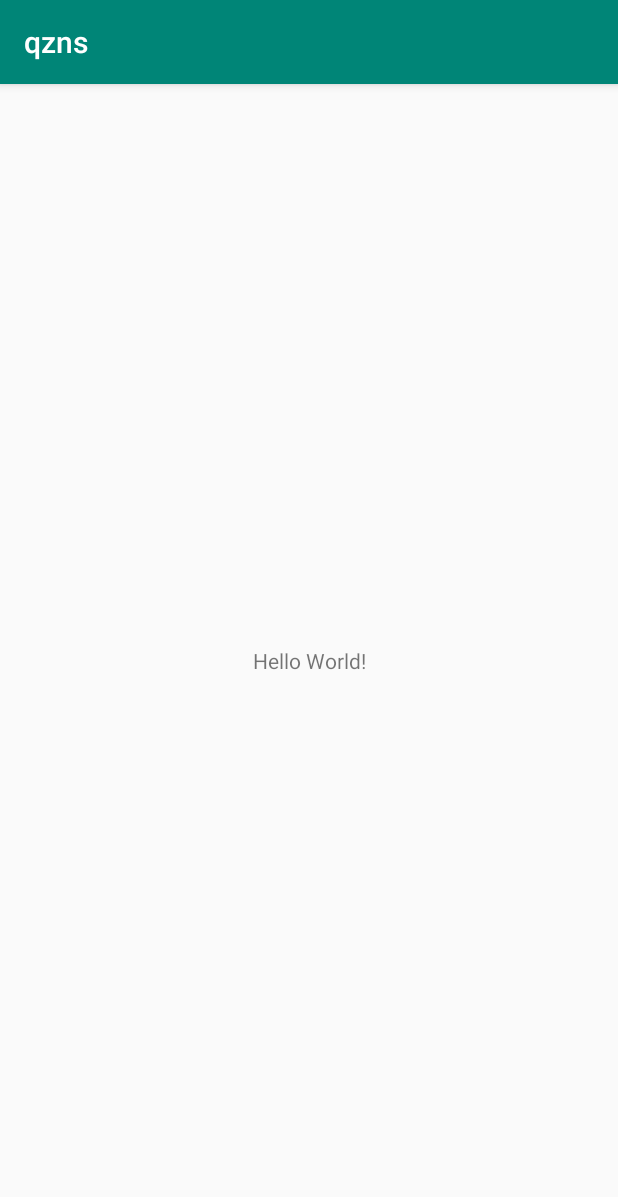
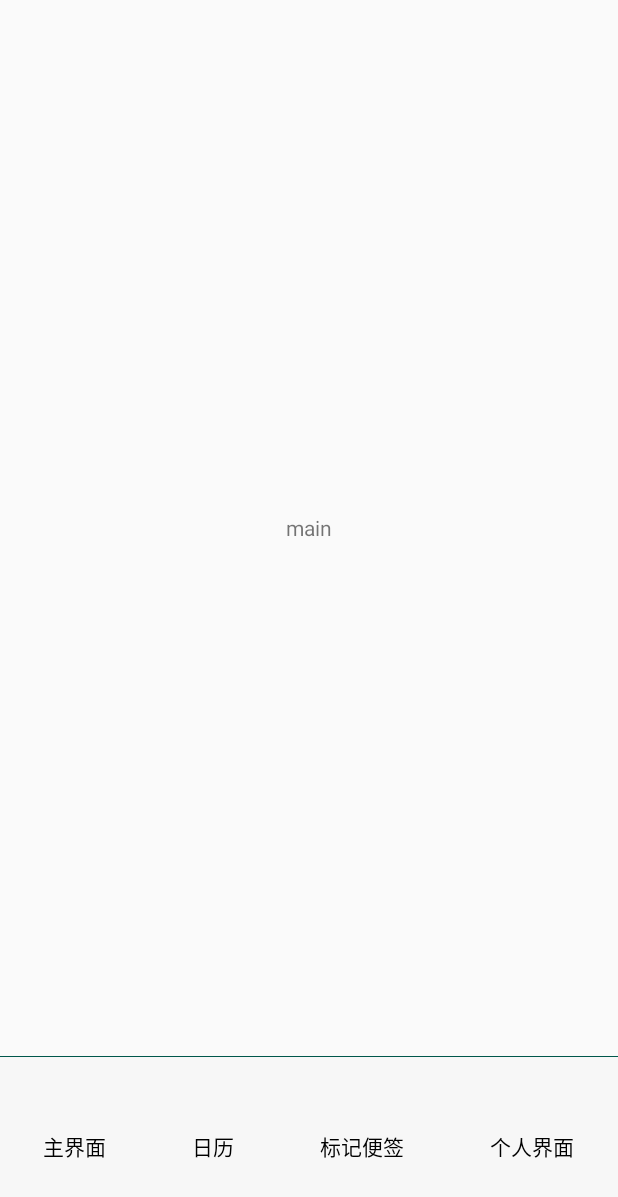
Before and after one commit to skylerpfli/person_qs, an Android app: the screen it shows after launch (MainActivity), on a phone screen of 412 x 824 dp. Shown: the top 1197 px of the screen. Run offline under Robolectric (Android 15) with nearby library versions, the phone set to English and light mode, and no system bars.

Commit message:
初步搭建界面框架

```diff
--- a/app/build.gradle
+++ b/app/build.gradle
@@ -22,6 +22,7 @@ dependencies {
     implementation fileTree(dir: 'libs', include: ['*.jar'])
     implementation 'com.android.support:appcompat-v7:28.0.0'
     implementation 'com.android.support.constraint:constraint-layout:1.1.3'
+    implementation 'com.android.support:support-v4:28.0.0'
     testImplementation 'junit:junit:4.12'
     androidTestImplementation 'com.android.support.test:runner:1.0.2'
     androidTestImplementation 'com.android.support.test.espresso:espresso-core:3.0.2'
--- a/app/src/main/AndroidManifest.xml
+++ b/app/src/main/AndroidManifest.xml
@@ -9,7 +9,7 @@
         android:roundIcon="@mipmap/ic_launcher_round"
         android:supportsRtl="true"
         android:theme="@style/AppTheme">
-        <activity android:name=".MainActivity">
+        <activity android:name=".Ui.Activity.MainActivity">
             <intent-filter>
                 <action android:name="android.intent.action.MAIN" />
 
--- a/app/src/main/java/os/szlanyou/com/qzns/MainActivity.java
+++ /dev/null
@@ -1,13 +0,0 @@
-package os.szlanyou.com.qzns;
-
-import android.support.v7.app.AppCompatActivity;
-import android.os.Bundle;
-
-public class MainActivity extends AppCompatActivity {
-
-    @Override
-    protected void onCreate(Bundle savedInstanceState) {
-        super.onCreate(savedInstanceState);
-        setContentView(R.layout.activity_main);
-    }
-}
--- /dev/null
+++ b/app/src/main/java/os/szlanyou/com/qzns/Ui/Activity/MainActivity.java
@@ -0,0 +1,195 @@
+package os.szlanyou.com.qzns.Ui.Activity;
+
+import android.app.Activity;
+import android.os.Build;
+import android.support.v4.app.Fragment;
+import android.support.v4.app.FragmentManager;
+import android.support.v4.app.FragmentTransaction;
+import android.support.v7.app.AppCompatActivity;
+import android.os.Bundle;
+import android.util.Log;
+import android.view.View;
+import android.view.Window;
+import android.widget.RadioButton;
+
+import java.lang.reflect.Field;
+import java.lang.reflect.Method;
+
+import os.szlanyou.com.qzns.R;
+import os.szlanyou.com.qzns.Ui.Fragment.CalendarFragment;
+import os.szlanyou.com.qzns.Ui.Fragment.MainFragment;
+import os.szlanyou.com.qzns.Ui.Fragment.PersonFragment;
+import os.szlanyou.com.qzns.Ui.Fragment.TagFragment;
+
+
+/**
+ * Author: qzns木雨
+ * Date:2018/12/3
+ * Description: 启动界面，navigationBar通过fragment进行界面切换
+ */
+public class MainActivity extends AppCompatActivity implements View.OnClickListener {
+
+    //四个界面
+    Fragment mainFragment;
+    Fragment calendarFragment;
+    Fragment tagFragment;
+    Fragment personFragment;
+    FragmentManager mFragmentManager;
+
+    private final int NUM_MAIN_FRAGMENT = 0;
+    private final int NUM_CALENDAR_FRAGMENT = 1;
+    private final int NUM_TAG_FRAGEMENT = 2;
+    private final int NUM_PERSON_FRAGMENT = 3;
+
+    //导航栏navigationBar的按钮
+    RadioButton mainRB;
+    RadioButton calendarRB;
+    RadioButton tagRB;
+    RadioButton personRB;
+
+    private final static String TAG = "MainActivity";
+
+    @Override
+    protected void onCreate(Bundle savedInstanceState) {
+        super.onCreate(savedInstanceState);
+        setContentView(R.layout.activity_main);
+        MIUISetStatusBarLightMode(this, true);
+
+        initWidget();
+    }
+
+    //初始化控件
+    private void initWidget() {
+        mFragmentManager = getSupportFragmentManager();
+
+        mainRB = (RadioButton) findViewById(R.id.table_main);
+        calendarRB = (RadioButton) findViewById(R.id.table_calendar);
+        tagRB = (RadioButton) findViewById(R.id.table_tag);
+        personRB = (RadioButton) findViewById(R.id.table_person);
+
+        mainRB.setOnClickListener(this);
+        calendarRB.setOnClickListener(this);
+        tagRB.setOnClickListener(this);
+        personRB.setOnClickListener(this);
+
+        showFragment(NUM_MAIN_FRAGMENT);
+    }
+
+
+    /**
+     * @param fragmentNum fragment对应的标志数值；
+     * @description 切换界面
+     */
+    private void showFragment(int fragmentNum) {
+
+        FragmentTransaction transaction = mFragmentManager.beginTransaction();
+
+        //进行其余界面的隐藏
+        if (null != mainFragment && !mainFragment.isHidden() && fragmentNum != NUM_MAIN_FRAGMENT) {
+            transaction.hide(mainFragment);
+        }
+        if (null != calendarFragment && !calendarFragment.isHidden() && fragmentNum != NUM_CALENDAR_FRAGMENT) {
+            transaction.hide(calendarFragment);
+        }
+        if (null != tagFragment && !tagFragment.isHidden() && fragmentNum != NUM_TAG_FRAGEMENT) {
+            transaction.hide(tagFragment);
+        }
+        if (null != personFragment && !personFragment.isHidden() && fragmentNum != NUM_PERSON_FRAGMENT) {
+            transaction.hide(personFragment);
+        }
+
+        //如果为空就new,只添加一次，下次使用采用show和hide的方法，节省资源
+        switch (fragmentNum) {
+            case NUM_MAIN_FRAGMENT:
+                if (null == mainFragment) {
+                    mainFragment = new MainFragment();
+                    transaction.add(R.id.FrameLayout, mainFragment);
+                } else {
+                    transaction.show(mainFragment);
+                }
+                break;
+            case NUM_CALENDAR_FRAGMENT:
+                if (null == calendarFragment) {
+                    calendarFragment = new CalendarFragment();
+                    transaction.add(R.id.FrameLayout, calendarFragment);
+                } else {
+                    transaction.show(calendarFragment);
+                }
+                break;
+            case NUM_TAG_FRAGEMENT:
+                if (null == tagFragment) {
+                    tagFragment = new TagFragment();
+                    transaction.add(R.id.FrameLayout, tagFragment);
+                } else {
+                    transaction.show(tagFragment);
+                }
+                break;
+            case NUM_PERSON_FRAGMENT:
+                if (null == personFragment) {
+                    personFragment = new PersonFragment();
+                    transaction.add(R.id.FrameLayout, personFragment);
+                } else {
+                    transaction.show(personFragment);
+                }
+                break;
+            default:
+                Log.d(TAG, "showFragment ERRO!: ");
+                break;
+        }
+
+        transaction.commit();
+    }
+
+
+    //设置状态栏为白底黑字
+    public boolean MIUISetStatusBarLightMode(Activity activity, boolean dark) {
+        boolean result = false;
+        Window window = activity.getWindow();
+        if (window != null) {
+            Class clazz = window.getClass();
+            try {
+                int darkModeFlag = 0;
+                Class layoutParams = Class.forName("android.view.MiuiWindowManager$LayoutParams");
+                Field field = layoutParams.getField("EXTRA_FLAG_STATUS_BAR_DARK_MODE");
+                darkModeFlag = field.getInt(layoutParams);
+                Method extraFlagField = clazz.getMethod("setExtraFlags", int.class, int.class);
+                if (dark) {
+                    extraFlagField.invoke(window, darkModeFlag, darkModeFlag);//状态栏透明且黑色字体
+                } else {
+                    extraFlagField.invoke(window, 0, darkModeFlag);//清除黑色字体
+                }
+                result = true;
+
+                if (Build.VERSION.SDK_INT >= Build.VERSION_CODES.M) {
+                    //开发版 7.7.13 及以后版本采用了系统API，旧方法无效但不会报错，所以两个方式都要加上
+                    if (dark) {
+                        activity.getWindow().getDecorView().setSystemUiVisibility(View.SYSTEM_UI_FLAG_LAYOUT_FULLSCREEN | View.SYSTEM_UI_FLAG_LIGHT_STATUS_BAR);
+                    } else {
+                        activity.getWindow().getDecorView().setSystemUiVisibility(View.SYSTEM_UI_FLAG_VISIBLE);
+                    }
+                }
+            } catch (Exception e) {
+                Log.e(TAG, "MIUISetStatusBarLightMode erro: " + e.toString());
+            }
+        }
+        return result;
+    }
+
+    @Override
+    public void onClick(View v) {
+        switch (v.getId()) {
+            case R.id.table_main:
+                showFragment(NUM_MAIN_FRAGMENT);
+                break;
+            case R.id.table_calendar:
+                showFragment(NUM_CALENDAR_FRAGMENT);
+                break;
+            case R.id.table_tag:
+                showFragment(NUM_TAG_FRAGEMENT);
+                break;
+            case R.id.table_person:
+                showFragment(NUM_PERSON_FRAGMENT);
+                break;
+        }
+    }
+}
--- /dev/null
+++ b/app/src/main/java/os/szlanyou/com/qzns/Ui/Fragment/MainFragment.java
@@ -0,0 +1,31 @@
+package os.szlanyou.com.qzns.Ui.Fragment;
+
+import android.os.Bundle;
+import android.support.annotation.NonNull;
+import android.support.annotation.Nullable;
+import android.support.v4.app.Fragment;
+import android.view.LayoutInflater;
+import android.view.View;
+import android.view.ViewGroup;
+
+import os.szlanyou.com.qzns.R;
+
+public class MainFragment extends Fragment {
+
+    View mView;
+
+    @Nullable
+    @Override
+    public View onCreateView(@NonNull LayoutInflater inflater, @Nullable ViewGroup container, @Nullable Bundle savedInstanceState) {
+        mView = inflater.inflate(R.layout.fragment_main, container, false);
+        return mView;
+    }
+
+
+    @Override
+    public void onActivityCreated(@Nullable Bundle savedInstanceState) {
+        super.onActivityCreated(savedInstanceState);
+
+
+    }
+}
--- a/app/src/main/res/layout/activity_main.xml
+++ b/app/src/main/res/layout/activity_main.xml
@@ -1,18 +1,70 @@
 <?xml version="1.0" encoding="utf-8"?>
-<android.support.constraint.ConstraintLayout xmlns:android="http://schemas.android.com/apk/res/android"
-    xmlns:app="http://schemas.android.com/apk/res-auto"
+<RelativeLayout xmlns:android="http://schemas.android.com/apk/res/android"
     xmlns:tools="http://schemas.android.com/tools"
     android:layout_width="match_parent"
     android:layout_height="match_parent"
-    tools:context=".MainActivity">
+    tools:context=".Ui.Activity.MainActivity">
 
-    <TextView
-        android:layout_width="wrap_content"
+
+    <RadioGroup
+        android:id="@+id/navigationBar"
+        android:layout_width="match_parent"
         android:layout_height="wrap_content"
-        android:text="Hello World!"
-        app:layout_constraintBottom_toBottomOf="parent"
-        app:layout_constraintLeft_toLeftOf="parent"
-        app:layout_constraintRight_toRightOf="parent"
-        app:layout_constraintTop_toTopOf="parent" />
+        android:layout_alignParentBottom="true"
+        android:background="@color/colorMain"
+        android:orientation="horizontal">
 
-</android.support.constraint.ConstraintLayout>
+        <RadioButton
+            android:id="@+id/table_main"
+            android:layout_width="wrap_content"
+            android:layout_height="180px"
+            android:layout_weight="1"
+            android:button="@null"
+            android:gravity="center"
+            android:text="@string/show_main_name" />
+
+        <RadioButton
+            android:id="@+id/table_calendar"
+            android:layout_width="wrap_content"
+            android:layout_height="180px"
+            android:layout_weight="1"
+            android:button="@null"
+            android:gravity="center"
+            android:text="@string/show_calendar_name" />
+
+        <RadioButton
+            android:id="@+id/table_tag"
+            android:layout_width="wrap_content"
+            android:layout_height="180px"
+            android:layout_weight="1"
+            android:button="@null"
+            android:gravity="center"
+            android:text="@string/show_tag_name" />
+
+        <RadioButton
+            android:id="@+id/table_person"
+            android:layout_width="wrap_content"
+            android:layout_height="180px"
+            android:layout_weight="1"
+            android:button="@null"
+            android:gravity="center"
+            android:text="@string/show_person_name" />
+
+    </RadioGroup>
+
+    <ImageView
+        android:id="@+id/liner"
+        android:layout_width="match_parent"
+        android:layout_height="1px"
+        android:layout_alignTop="@+id/navigationBar"
+        android:background="@color/colorPrimaryDark" />
+
+    <FrameLayout
+        android:id="@+id/FrameLayout"
+        android:layout_width="match_parent"
+        android:layout_height="match_parent"
+        android:layout_above="@id/liner">
+
+    </FrameLayout>
+
+</RelativeLayout>
--- /dev/null
+++ b/app/src/main/res/layout/fragment_main.xml
@@ -0,0 +1,12 @@
+<?xml version="1.0" encoding="utf-8"?>
+<RelativeLayout xmlns:android="http://schemas.android.com/apk/res/android"
+    android:layout_width="match_parent"
+    android:layout_height="match_parent">
+
+    <TextView
+        android:layout_width="wrap_content"
+        android:layout_height="wrap_content"
+        android:text="main"
+        android:layout_centerInParent="true"/>
+
+</RelativeLayout>
--- a/app/src/main/res/values/colors.xml
+++ b/app/src/main/res/values/colors.xml
@@ -3,4 +3,6 @@
     <color name="colorPrimary">#008577</color>
     <color name="colorPrimaryDark">#00574B</color>
     <color name="colorAccent">#D81B60</color>
+
+    <color name="colorMain">#F7F7F7</color>
 </resources>
--- a/app/src/main/res/values/strings.xml
+++ b/app/src/main/res/values/strings.xml
@@ -1,3 +1,14 @@
 <resources>
-    <string name="app_name">qzns</string>
+    <string name="app_name">罄书1.0</string>
+
+    <!--底部导航栏显示的字符-->
+    <string name="show_main_name">主界面</string>
+    <string name="show_calendar_name">日历</string>
+    <string name="show_tag_name">标记便签</string>
+    <string name="show_person_name">个人界面</string>
+
+    <!-- TODO: Remove or change this placeholder text -->
+    <string name="hello_blank_fragment">Hello blank fragment</string>
+
+
 </resources>
--- a/app/src/main/res/values/styles.xml
+++ b/app/src/main/res/values/styles.xml
@@ -1,10 +1,10 @@
 <resources>
 
     <!-- Base application theme. -->
-    <style name="AppTheme" parent="Theme.AppCompat.Light.DarkActionBar">
+    <style name="AppTheme" parent="Theme.AppCompat.Light.NoActionBar">
         <!-- Customize your theme here. -->
         <item name="colorPrimary">@color/colorPrimary</item>
-        <item name="colorPrimaryDark">@color/colorPrimaryDark</item>
+        <item name="colorPrimaryDark">@color/colorMain</item>
         <item name="colorAccent">@color/colorAccent</item>
     </style>
 
```
Also changed, not shown: app/src/main/java/os/szlanyou/com/qzns/Ui/Fragment/CalendarFragment.java (added, +29 -0 lines), app/src/main/java/os/szlanyou/com/qzns/Ui/Fragment/PersonFragment.java (added, +31 -0 lines), app/src/main/java/os/szlanyou/com/qzns/Ui/Fragment/TagFragment.java (added, +31 -0 lines), app/src/main/res/layout/fragment_calendar.xml (added, +12 -0 lines), app/src/main/res/layout/fragment_person.xml (added, +13 -0 lines), app/src/main/res/layout/fragment_tag.xml (added, +12 -0 lines).
